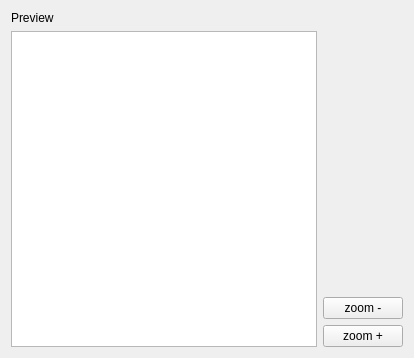
The window that gui/mainview.ui (jschleic/simple-STORM) describes before a commit, drawn with Qt 5.
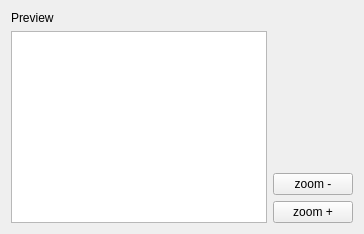
The same window after the commit.

Commit message: fix "doubly added layout" warning

The edit to the form file:
```diff
--- a/gui/mainview.ui
+++ b/gui/mainview.ui
@@ -2,14 +2,6 @@
 <ui version="4.0">
  <class>MainView</class>
  <widget class="QWidget" name="MainView">
-  <property name="geometry">
-   <rect>
-    <x>0</x>
-    <y>0</y>
-    <width>414</width>
-    <height>358</height>
-   </rect>
-  </property>
   <property name="windowTitle">
    <string>Form</string>
   </property>
```
The commit also changes 1 other file.
